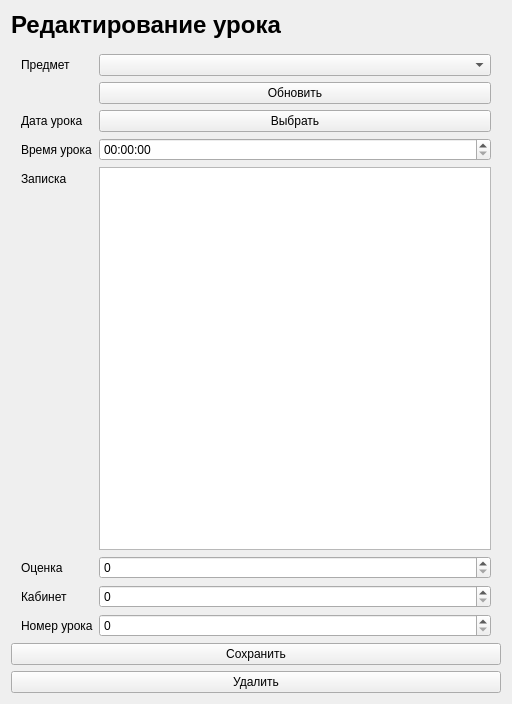
This is resources/forms/edit_lesson.ui in lubaskinc0de/student_journal as Qt 5 draws it before an edit. The edited form follows.
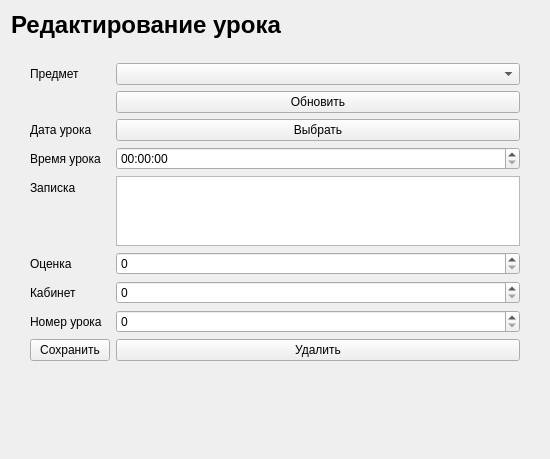
This is the edited form.

The edit to the form file:
```diff
--- a/resources/forms/edit_lesson.ui
+++ b/resources/forms/edit_lesson.ui
@@ -6,14 +6,23 @@
    <rect>
     <x>0</x>
     <y>0</y>
-    <width>512</width>
-    <height>704</height>
+    <width>550</width>
+    <height>459</height>
    </rect>
   </property>
+  <property name="sizePolicy">
+   <sizepolicy hsizetype="Preferred" vsizetype="Preferred">
+    <horstretch>0</horstretch>
+    <verstretch>0</verstretch>
+   </sizepolicy>
+  </property>
   <property name="windowTitle">
    <string>Редактирование урока</string>
   </property>
   <layout class="QGridLayout" name="gridLayout">
+   <property name="sizeConstraint">
+    <enum>QLayout::SizeConstraint::SetMinimumSize</enum>
+   </property>
    <item row="0" column="0">
     <widget class="QLabel" name="main_label">
      <property name="sizePolicy">
@@ -37,6 +46,9 @@
     </widget>
    </item>
    <item row="1" column="0">
+    <widget class="QWidget" name="horizontalWidget" native="true">
+     <layout class="QHBoxLayout" name="horizontalLayout">
+      <item>
     <layout class="QFormLayout" name="formLayout">
      <property name="leftMargin">
       <number>10</number>
@@ -57,91 +69,107 @@
      <item row="0" column="1">
       <widget class="QComboBox" name="subject_combo"/>
      </item>
-     <item row="2" column="0">
+        <item row="1" column="1">
+         <widget class="QPushButton" name="refresh">
+          <property name="text">
+           <string>Обновить</string>
+          </property>
+         </widget>
+        </item>
+        <item row="3" column="0">
       <widget class="QLabel" name="label_4">
        <property name="text">
         <string>Дата урока</string>
        </property>
       </widget>
      </item>
+        <item row="3" column="1">
+         <widget class="QPushButton" name="date_popup">
+          <property name="text">
+           <string>Выбрать</string>
+          </property>
+         </widget>
+        </item>
      <item row="4" column="0">
+         <widget class="QLabel" name="label">
+          <property name="text">
+           <string>Время урока</string>
+          </property>
+         </widget>
+        </item>
+        <item row="4" column="1">
+         <widget class="QTimeEdit" name="time_edit"/>
+        </item>
+        <item row="5" column="0">
       <widget class="QLabel" name="label_5">
        <property name="text">
         <string>Записка</string>
        </property>
       </widget>
      </item>
-     <item row="5" column="0">
-      <widget class="QLabel" name="label_6">
-       <property name="text">
-        <string>Оценка</string>
-       </property>
-      </widget>
-     </item>
      <item row="5" column="1">
+         <widget class="QPlainTextEdit" name="note_edit">
+          <property name="sizePolicy">
+           <sizepolicy hsizetype="Expanding" vsizetype="Fixed">
+            <horstretch>0</horstretch>
+            <verstretch>0</verstretch>
+           </sizepolicy>
+          </property>
+          <property name="maximumSize">
+           <size>
+            <width>16777215</width>
+            <height>70</height>
+           </size>
+          </property>
+         </widget>
+        </item>
+        <item row="6" column="1">
       <widget class="QSpinBox" name="mark_spinbox"/>
      </item>
-     <item row="6" column="0">
+        <item row="7" column="0">
       <widget class="QLabel" name="label_7">
        <property name="text">
         <string>Кабинет</string>
        </property>
       </widget>
      </item>
-     <item row="6" column="1">
+        <item row="7" column="1">
       <widget class="QSpinBox" name="room_spinbox"/>
      </item>
-     <item row="7" column="0">
+        <item row="8" column="1">
+         <widget class="QSpinBox" name="index_number_spinbox"/>
+        </item>
+        <item row="6" column="0">
+         <widget class="QLabel" name="label_6">
+          <property name="text">
+           <string>Оценка</string>
+          </property>
+         </widget>
+        </item>
+        <item row="8" column="0">
       <widget class="QLabel" name="label_8">
        <property name="text">
         <string>Номер урока</string>
        </property>
       </widget>
      </item>
-     <item row="7" column="1">
-      <widget class="QSpinBox" name="index_number_spinbox"/>
-     </item>
-     <item row="1" column="1">
-      <widget class="QPushButton" name="refresh">
-       <property name="text">
-        <string>Обновить</string>
-       </property>
-      </widget>
-     </item>
-     <item row="4" column="1">
-      <widget class="QPlainTextEdit" name="note_edit"/>
-     </item>
-     <item row="3" column="0">
-      <widget class="QLabel" name="label">
-       <property name="text">
-        <string>Время урока</string>
-       </property>
-      </widget>
-     </item>
-     <item row="3" column="1">
-      <widget class="QTimeEdit" name="time_edit"/>
-     </item>
-     <item row="2" column="1">
-      <widget class="QPushButton" name="date_popup">
-       <property name="text">
-        <string>Выбрать</string>
-       </property>
-      </widget>
-     </item>
-    </layout>
-   </item>
-   <item row="2" column="0">
+        <item row="9" column="0">
     <widget class="QPushButton" name="submit_btn">
      <property name="text">
       <string>Сохранить</string>
      </property>
     </widget>
    </item>
-   <item row="4" column="0">
+        <item row="9" column="1">
     <widget class="QPushButton" name="delete_btn">
      <property name="text">
       <string>Удалить</string>
      </property>
+         </widget>
+        </item>
+       </layout>
+      </item>
+     </layout>
     </widget>
    </item>
   </layout>
```
Lines whose indentation alone changed are shown as unchanged.
